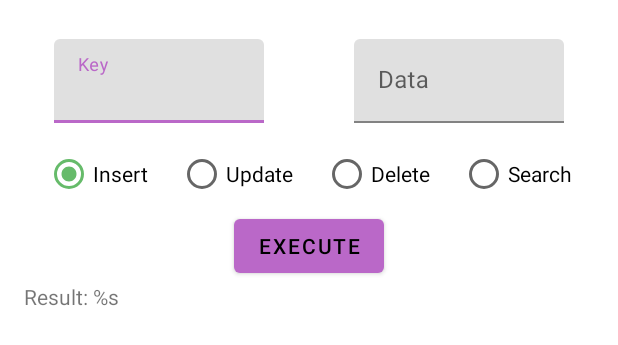
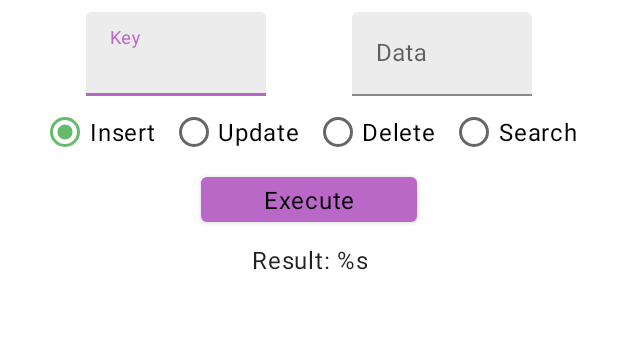
Before and after one commit to makelick/PALabs, an Android app: the layout activity_main.xml on its own in the app's theme, with its tools: preview values and no code run, on a phone screen of 412 x 824 dp. Shown: the top 345 px of the screen. Run offline under Robolectric (Android 15) with nearby library versions, the phone set to English and light mode, and no system bars.

Commit message:
minor changes in design

```diff
--- a/lab3/app/src/main/java/com/example/lab3/MainActivity.kt
+++ b/lab3/app/src/main/java/com/example/lab3/MainActivity.kt
@@ -54,6 +54,7 @@ class MainActivity : AppCompatActivity() {
         ) {
 
             binding.editTextData.visibility = View.GONE
+            binding.textData.visibility = View.GONE
 
             constraintSet.connect(
                 R.id.text_key, ConstraintSet.END,
@@ -61,6 +62,7 @@ class MainActivity : AppCompatActivity() {
             )
         } else {
             binding.editTextData.visibility = View.VISIBLE
+            binding.textData.visibility = View.VISIBLE
 
             constraintSet.connect(
                 R.id.text_key, ConstraintSet.END,
--- a/lab3/app/src/main/res/layout/activity_main.xml
+++ b/lab3/app/src/main/res/layout/activity_main.xml
@@ -10,13 +10,14 @@
         android:id="@+id/parent_layout"
         android:layout_width="match_parent"
         android:layout_height="wrap_content"
-        android:padding="16dp"
+        android:padding="@dimen/standard_margin"
         tools:context=".MainActivity">
 
         <com.google.android.material.textfield.TextInputLayout
             android:id="@+id/text_key"
-            android:layout_width="160dp"
+            android:layout_width="120dp"
             android:layout_height="wrap_content"
+            android:layout_marginHorizontal="@dimen/standard_margin"
             android:hint="@string/edit_text_key_hint"
             app:layout_constraintEnd_toStartOf="@+id/text_data"
             app:layout_constraintStart_toStartOf="parent"
@@ -26,15 +27,15 @@
                 android:id="@+id/edit_text_key"
                 android:layout_width="match_parent"
                 android:layout_height="wrap_content"
-                android:layout_margin="10dp"
+                android:backgroundTint="@color/alpha"
                 android:inputType="number" />
         </com.google.android.material.textfield.TextInputLayout>
 
         <com.google.android.material.textfield.TextInputLayout
             android:id="@+id/text_data"
-            android:layout_width="160dp"
+            android:layout_width="120dp"
             android:layout_height="wrap_content"
-            android:layout_marginStart="29dp"
+            android:layout_marginHorizontal="@dimen/standard_margin"
             android:hint="@string/edit_text_data_hint"
             app:layout_constraintEnd_toEndOf="parent"
             app:layout_constraintStart_toEndOf="@+id/text_key"
@@ -42,14 +43,15 @@
 
             <com.google.android.material.textfield.TextInputEditText
                 android:id="@+id/edit_text_data"
+                android:backgroundTint="@color/alpha"
                 android:layout_width="match_parent"
                 android:layout_height="wrap_content"
-                android:layout_margin="10dp"
                 android:inputType="text"
                 android:visibility="visible" />
         </com.google.android.material.textfield.TextInputLayout>
 
         <RadioGroup
+            android:layout_marginTop="@dimen/standard_margin"
             android:id="@+id/radio_group"
             android:layout_width="match_parent"
             android:layout_height="wrap_content"
@@ -63,32 +65,40 @@
                 android:id="@+id/option_insert"
                 android:layout_width="wrap_content"
                 android:layout_height="wrap_content"
-                android:minWidth="48dp"
-                android:text="@string/option_insert" />
+                android:text="@string/option_insert"
+                android:minHeight="@dimen/min_text_height"
+                android:gravity="center"
+                android:textAppearance="?attr/textAppearanceBody1"/>
 
             <androidx.appcompat.widget.AppCompatRadioButton
                 android:id="@+id/option_update"
                 android:layout_width="wrap_content"
                 android:layout_height="wrap_content"
-                android:layout_marginStart="20dp"
-                android:layout_marginEnd="20dp"
-                android:minWidth="48dp"
-                android:text="@string/option_update" />
+                android:layout_marginStart="10dp"
+                android:layout_marginEnd="10dp"
+                android:text="@string/option_update"
+                android:minHeight="@dimen/min_text_height"
+                android:gravity="center"
+                android:textAppearance="?attr/textAppearanceBody1"/>
 
             <androidx.appcompat.widget.AppCompatRadioButton
                 android:id="@+id/option_delete"
                 android:layout_width="wrap_content"
                 android:layout_height="wrap_content"
-                android:layout_marginEnd="20dp"
-                android:minWidth="48dp"
-                android:text="@string/option_delete" />
+                android:layout_marginEnd="10dp"
+                android:text="@string/option_delete"
+                android:minHeight="@dimen/min_text_height"
+                android:gravity="center"
+                android:textAppearance="?attr/textAppearanceBody1"/>
 
             <androidx.appcompat.widget.AppCompatRadioButton
                 android:id="@+id/option_search"
                 android:layout_width="wrap_content"
                 android:layout_height="wrap_content"
-                android:minWidth="48dp"
-                android:text="@string/option_search" />
+                android:text="@string/option_search"
+                android:minHeight="@dimen/min_text_height"
+                android:gravity="center"
+                android:textAppearance="?attr/textAppearanceBody1"/>
         </RadioGroup>
 
         <Button
@@ -98,15 +108,25 @@
             android:text="@string/button_text"
             app:layout_constraintEnd_toEndOf="parent"
             app:layout_constraintStart_toStartOf="parent"
-            app:layout_constraintTop_toBottomOf="@id/radio_group" />
+            app:layout_constraintTop_toBottomOf="@id/radio_group"
+            android:layout_marginTop="@dimen/standard_margin"
+            android:minHeight="@dimen/min_text_height"
+            android:minWidth="144dp"
+            android:gravity="center"
+            android:textAppearance="?attr/textAppearanceBody1"/>
 
         <TextView
             android:id="@+id/result"
             android:layout_width="wrap_content"
             android:layout_height="wrap_content"
-            tools:text="@string/result"
+            android:layout_marginTop="@dimen/standard_margin"
+            android:gravity="center"
+            android:minHeight="@dimen/min_text_height"
+            android:textAppearance="?attr/textAppearanceBody1"
+            app:layout_constraintEnd_toEndOf="parent"
             app:layout_constraintStart_toStartOf="parent"
-            app:layout_constraintTop_toBottomOf="@id/button" />
+            app:layout_constraintTop_toBottomOf="@id/button"
+            tools:text="@string/result" />
 
     </androidx.constraintlayout.widget.ConstraintLayout>
 </ScrollView>
--- a/lab3/app/src/main/res/values/colors.xml
+++ b/lab3/app/src/main/res/values/colors.xml
@@ -13,4 +13,5 @@
     <color name="green">#66bb6a</color>
     <color name="green_light">#98ee99</color>
     <color name="green_dark">#31893d</color>
+    <color name="alpha">#267E7E7E</color>
 </resources>
```
